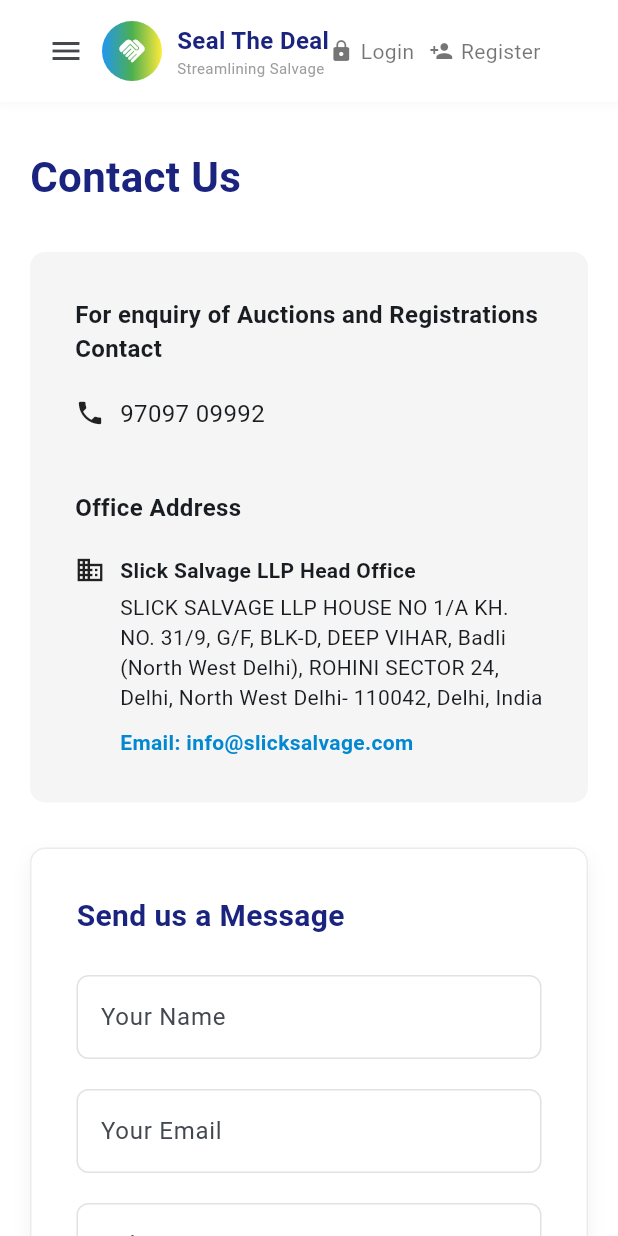
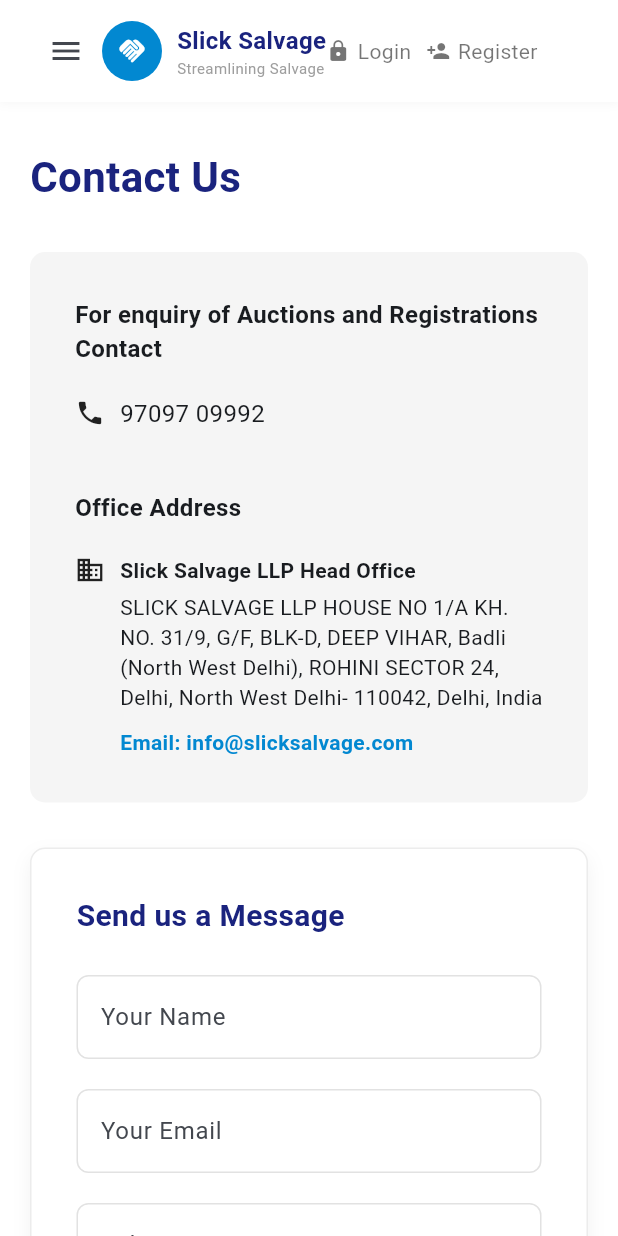
Before and after one commit to DipvisionInfotech/EautionApp, a Flutter app: the ContactUsPage screen opened by its route, on a phone screen of 412 x 824 dp. Run offline on Flutter 3.47's test engine with Material 3 defaults, Android fonts, the phone set to English and light mode, and no system bars; our stand-ins replace file_picker, shared_preferences; accounts and stored records are empty; network calls fail.

Commit message:
chore: replace all Seal The Deal references with Slick Salvage and use solid single color logo

```diff
--- a/lib/main.dart
+++ b/lib/main.dart
@@ -20,7 +20,7 @@
   @override
   Widget build(BuildContext context) {
     return MaterialApp(
-      title: 'Seal The Deal',
+      title: 'Slick Salvage',
       debugShowCheckedModeBanner: false,
       theme: ThemeData(
         colorScheme: ColorScheme.fromSeed(seedColor: Colors.blue),
--- a/lib/pages/about_us_page.dart
+++ b/lib/pages/about_us_page.dart
@@ -98,7 +98,7 @@
         ),
         SizedBox(height: 20),
         Text(
-          'We at Seal The Deal are a group of professionals from different sectors (including Salvaging, Marketing, Sales, Human Resource) with minimum 5-7 years of experience who have envisaged and have come together to improve and improvise the process of salvaging.',
+          'We at Slick Salvage are a group of professionals from different sectors (including Salvaging, Marketing, Sales, Human Resource) with minimum 5-7 years of experience who have envisaged and have come together to improve and improvise the process of salvaging.',
           style: TextStyle(fontSize: 16, height: 1.6),
         ),
       ],
@@ -110,7 +110,7 @@
       crossAxisAlignment: CrossAxisAlignment.start,
       children: [
         Text(
-          'Our operations team is the heart of the company who have at least 5-7 years’ experience in devising the terms and conditions of the e-Auction and take care of all the documentation part. We, at Seal The Deal understand that the terms and conditions of the e-Auction is the most important part of salvaging and it is made stringently such that there are minimal deviations.',
+          'Our operations team is the heart of the company who have at least 5-7 years’ experience in devising the terms and conditions of the e-Auction and take care of all the documentation part. We, at Slick Salvage understand that the terms and conditions of the e-Auction is the most important part of salvaging and it is made stringently such that there are minimal deviations.',
           style: TextStyle(fontSize: 16, height: 1.6),
         ),
         SizedBox(height: 20),
@@ -148,7 +148,7 @@
               crossAxisAlignment: CrossAxisAlignment.start,
               mainAxisAlignment: MainAxisAlignment.center,
               children: [
-                Text('Seal The Deal', style: TextStyle(color: Colors.white, fontSize: 24, fontWeight: FontWeight.bold)),
+                Text('Slick Salvage', style: TextStyle(color: Colors.white, fontSize: 24, fontWeight: FontWeight.bold)),
                 Text('Streamlining Salvage', style: TextStyle(color: Colors.white70, fontSize: 12)),
               ],
             ),
--- a/lib/pages/contact_us_page.dart
+++ b/lib/pages/contact_us_page.dart
@@ -297,7 +297,7 @@
               crossAxisAlignment: CrossAxisAlignment.start,
               mainAxisAlignment: MainAxisAlignment.center,
               children: [
-                Text('Seal The Deal', style: TextStyle(color: Colors.white, fontSize: 24, fontWeight: FontWeight.bold)),
+                Text('Slick Salvage', style: TextStyle(color: Colors.white, fontSize: 24, fontWeight: FontWeight.bold)),
                 Text('Streamlining Salvage', style: TextStyle(color: Colors.white70, fontSize: 12)),
               ],
             ),
--- a/lib/pages/register_page.dart
+++ b/lib/pages/register_page.dart
@@ -111,7 +111,7 @@
           if (!mounted) return;
           setState(() => _isRegistering = false);
 
-          String infoMsg = 'Thank you for registering with Seal The Deal!\n\nYour account has been created successfully and you are securely logged in.';
+          String infoMsg = 'Thank you for registering with Slick Salvage!\n\nYour account has been created successfully and you are securely logged in.';
           if (_docFile != null) {
             if (uploadSuccess) {
               infoMsg += '\n\nYour KYC document ($_docType) has been uploaded successfully for admin review.';
--- a/lib/widgets/custom_drawer.dart
+++ b/lib/widgets/custom_drawer.dart
@@ -47,7 +47,7 @@
               mainAxisAlignment: MainAxisAlignment.center,
               children: [
                 Text(
-                  'Seal The Deal',
+                  'Slick Salvage',
                   style: TextStyle(color: Colors.white, fontSize: 24, fontWeight: FontWeight.bold),
                 ),
                 Text(
--- a/lib/widgets/footer.dart
+++ b/lib/widgets/footer.dart
@@ -213,17 +213,17 @@
           _discoverItem(
             context,
             'e-Auction',
-            'About Seal The Deal e-Auctions\n\nSeal The Deal is a premier online marketplace specializing in forward e-Auctions for insurance salvage, commercial assets, and industrial disposal. We connect insurance companies and corporate clients with certified buyers to ensure high realization value and transparency in disposal.\n\nKey Advantages of Seal The Deal\n\nWe provide a secure, audited bidding platform with real-time bidding updates, automated credential management, and detailed ledger trails. Bidders can participate in auctions from anywhere in India with full transparency.',
+            'About Slick Salvage e-Auctions\n\nSlick Salvage is a premier online marketplace specializing in forward e-Auctions for insurance salvage, commercial assets, and industrial disposal. We connect insurance companies and corporate clients with certified buyers to ensure high realization value and transparency in disposal.\n\nKey Advantages of Slick Salvage\n\nWe provide a secure, audited bidding platform with real-time bidding updates, automated credential management, and detailed ledger trails. Bidders can participate in auctions from anywhere in India with full transparency.',
           ),
           _discoverItem(
             context,
             'Salvage Services',
-            'Commercial Liquidations & Salvage Sales\n\nSeal The Deal provides comprehensive disposal services for a wide variety of salvage, including automobiles, machinery, metals, electronics, and warehouse stock. We handle the entire cataloging, bidding interest verification, and document collection process.\n\nOur Services:\n\n* Audited transparent bidding rooms\n* KYC-verified buyer network\n* Automated bidder verification and approval\n* Quick payout and delivery tracking for sellers',
+            'Commercial Liquidations & Salvage Sales\n\nSlick Salvage provides comprehensive disposal services for a wide variety of salvage, including automobiles, machinery, metals, electronics, and warehouse stock. We handle the entire cataloging, bidding interest verification, and document collection process.\n\nOur Services:\n\n* Audited transparent bidding rooms\n* KYC-verified buyer network\n* Automated bidder verification and approval\n* Quick payout and delivery tracking for sellers',
           ),
           _discoverItem(
             context,
             'Bidding Rules',
-            'Seal The Deal Bidding Guidelines\n\nTo maintain the integrity of our marketplace, all participants must follow our bidding rules:\n\n* KYC Verification: All buyers must complete their profile and submit valid identity proof (Aadhaar/PAN) for admin review.\n* Registration Fee: Certain auctions require a refundable or adjustable registration fee to filter serious participants.\n* Atomic Bidding: All bids are processed atomically through our real-time engine to prevent overlaps or ghost bids.\n* Binding Offers: Every bid placed is a legally binding commitment to purchase the asset at the specified value.',
+            'Slick Salvage Bidding Guidelines\n\nTo maintain the integrity of our marketplace, all participants must follow our bidding rules:\n\n* KYC Verification: All buyers must complete their profile and submit valid identity proof (Aadhaar/PAN) for admin review.\n* Registration Fee: Certain auctions require a refundable or adjustable registration fee to filter serious participants.\n* Atomic Bidding: All bids are processed atomically through our real-time engine to prevent overlaps or ghost bids.\n* Binding Offers: Every bid placed is a legally binding commitment to purchase the asset at the specified value.',
           ),
         ],
       ),
--- a/lib/widgets/header.dart
+++ b/lib/widgets/header.dart
@@ -379,9 +379,7 @@
                   height: 40,
                   decoration: const BoxDecoration(
                     shape: BoxShape.circle,
-                    gradient: LinearGradient(
-                      colors: [Colors.blue, Colors.green, Colors.yellow],
-                    ),
+                    color: Color(0xFF0288D1),
                   ),
                   child: const Icon(Icons.handshake, color: Colors.white, size: 20),
                 ),
@@ -390,7 +388,7 @@
                   crossAxisAlignment: CrossAxisAlignment.start,
                   children: [
                     Text(
-                      'Seal The Deal',
+                      'Slick Salvage',
                       style: TextStyle(
                         fontSize: screenWidth > 600 ? 20 : 16,
                         fontWeight: FontWeight.bold,
--- a/lib/widgets/login_dialog.dart
+++ b/lib/widgets/login_dialog.dart
@@ -131,7 +131,7 @@
                                             GeminiInfoDialog.show(
                                               context,
                                               'Login Success',
-                                              'Welcome back! You have successfully logged into Seal The Deal. You can now participate in auctions and manage your profile.',
+                                              'Welcome back! You have successfully logged into Slick Salvage. You can now participate in auctions and manage your profile.',
                                             );
                                           }
                                         } else {
```
Also changed, not shown: 1 other file.
